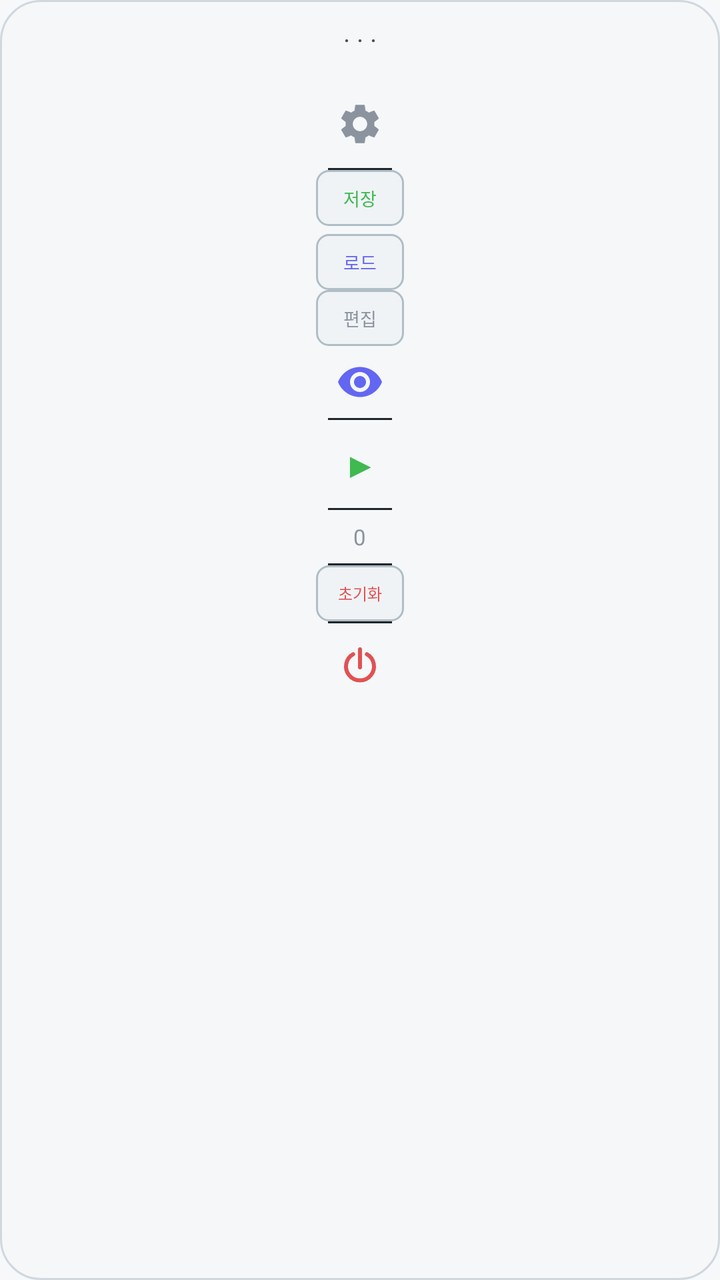
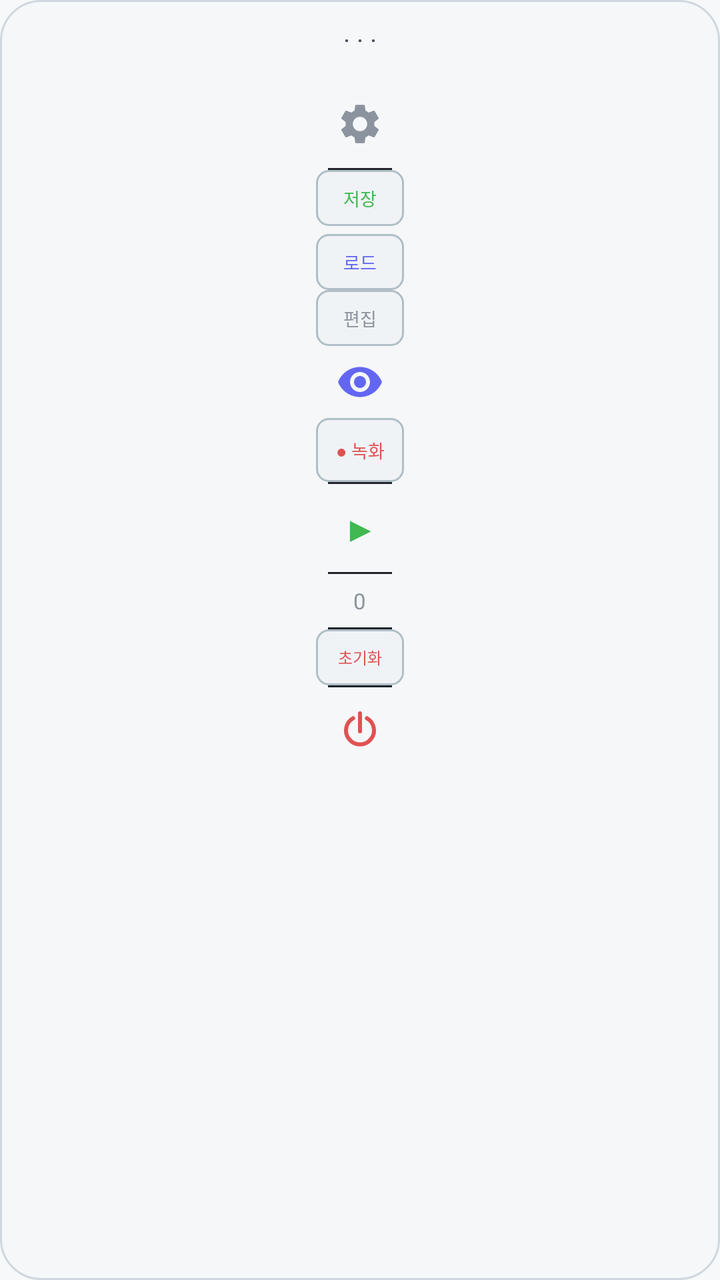

Compare the two renders of this Android layout. The source of the first and the diff that turns it into the second are given below.
<!-- AndroidManifest.xml: application theme Theme.AutoClicker -->
<!-- res/layout/overlay_control.xml -->
<?xml version="1.0" encoding="utf-8"?>
<LinearLayout xmlns:android="http://schemas.android.com/apk/res/android"
    android:layout_width="52dp"
    android:layout_height="wrap_content"
    android:orientation="vertical"
    android:background="@drawable/bg_overlay_panel"
    android:gravity="center_horizontal">

    
    <TextView
        android:id="@+id/overlayDragHandle"
        android:layout_width="match_parent"
        android:layout_height="40dp"
        android:gravity="center"
        android:text="· · ·"
        android:textColor="#484F58"
        android:textSize="13sp"
        android:paddingTop="8dp"
        android:paddingBottom="8dp" />

    
    <LinearLayout
        android:id="@+id/layoutCollapsibleTop"
        android:layout_width="match_parent"
        android:layout_height="wrap_content"
        android:orientation="vertical"
        android:gravity="center_horizontal">

        
        <ImageButton
            android:id="@+id/btnOverlaySettings"
            android:layout_width="44dp"
            android:layout_height="44dp"
            android:background="@android:color/transparent"
            android:src="@drawable/ic_settings"
            android:tint="#8B949E"
            android:contentDescription="설정" />

        <View
            android:layout_width="32dp"
            android:layout_height="1dp"
            android:background="#21262D" />

        
        <Button
            android:id="@+id/btnOverlaySaveProfile"
            android:layout_width="44dp"
            android:layout_height="28dp"
            android:text="저장"
            android:textSize="9sp"
            android:textColor="#3FB950"
            android:background="@drawable/bg_edit_mode_off"
            android:padding="0dp"
            android:stateListAnimator="@null" />

        
        <Button
            android:id="@+id/btnOverlayLoadProfile"
            android:layout_width="44dp"
            android:layout_height="28dp"
            android:text="로드"
            android:textSize="9sp"
            android:textColor="#6366F1"
            android:background="@drawable/bg_edit_mode_off"
            android:padding="0dp"
            android:layout_marginTop="4dp"
            android:stateListAnimator="@null" />

        
        <Button
            android:id="@+id/btnOverlayEditMode"
            android:layout_width="44dp"
            android:layout_height="28dp"
            android:text="편집"
            android:textSize="9sp"
            android:textColor="#8B949E"
            android:background="@drawable/bg_edit_mode_off"
            android:padding="0dp"
            android:stateListAnimator="@null" />

        
        <ImageButton
            android:id="@+id/btnOverlayToggleMarkers"
            android:layout_width="44dp"
            android:layout_height="36dp"
            android:background="@android:color/transparent"
            android:src="@drawable/ic_eye"
            android:tint="#6366F1"
            android:contentDescription="마커 숨기기/보이기" />

        
        <ImageButton
            android:id="@+id/btnOverlayAddPoint"
            android:layout_width="44dp"
            android:layout_height="44dp"
            android:background="@android:color/transparent"
            android:src="@drawable/ic_add"
            android:tint="#6366F1"
            android:contentDescription="포인트 추가"
            android:visibility="gone" />

        
        <ImageButton
            android:id="@+id/btnOverlayRemovePoint"
            android:layout_width="44dp"
            android:layout_height="44dp"
            android:background="@android:color/transparent"
            android:src="@drawable/ic_remove"
            android:tint="#8B949E"
            android:contentDescription="마지막 포인트 삭제"
            android:visibility="gone" />

        <View
            android:layout_width="32dp"
            android:layout_height="1dp"
            android:background="#21262D" />

    </LinearLayout>

    
    <LinearLayout
        android:id="@+id/layoutProfileQuick"
        android:layout_width="match_parent"
        android:layout_height="wrap_content"
        android:orientation="vertical"
        android:gravity="center_horizontal"
        android:paddingTop="4dp"
        android:paddingBottom="4dp"
        android:visibility="gone" />

    
    <Button
        android:id="@+id/btnOverlayToggle"
        android:layout_width="44dp"
        android:layout_height="44dp"
        android:text="▶"
        android:textSize="18sp"
        android:textColor="#3FB950"
        android:background="@android:color/transparent"
        android:padding="0dp"
        android:stateListAnimator="@null" />

    
    <LinearLayout
        android:id="@+id/layoutCollapsibleBottom"
        android:layout_width="match_parent"
        android:layout_height="wrap_content"
        android:orientation="vertical"
        android:gravity="center_horizontal">

        <View
            android:layout_width="32dp"
            android:layout_height="1dp"
            android:background="#21262D" />

        
        <TextView
            android:id="@+id/tvOverlayStatus"
            android:layout_width="wrap_content"
            android:layout_height="wrap_content"
            android:text="0"
            android:textColor="#8B949E"
            android:textSize="11sp"
            android:paddingTop="6dp"
            android:paddingBottom="6dp" />

        <View
            android:layout_width="32dp"
            android:layout_height="1dp"
            android:background="#21262D" />

        
        <Button
            android:id="@+id/btnOverlayReset"
            android:layout_width="44dp"
            android:layout_height="28dp"
            android:text="초기화"
            android:textSize="8sp"
            android:textColor="#E05252"
            android:background="@drawable/bg_edit_mode_off"
            android:padding="0dp"
            android:stateListAnimator="@null" />

        <View
            android:layout_width="32dp"
            android:layout_height="1dp"
            android:background="#21262D" />

    </LinearLayout>

    
    <LinearLayout
        android:id="@+id/layoutSimplePanel"
        android:layout_width="56dp"
        android:layout_height="wrap_content"
        android:orientation="vertical"
        android:gravity="center_horizontal"
        android:background="@drawable/bg_simple_overlay"
        android:elevation="6dp"
        android:paddingTop="4dp"
        android:paddingBottom="6dp"
        android:visibility="gone">

        <TextView
            android:id="@+id/tvSimpleHandle"
            android:layout_width="match_parent"
            android:layout_height="20dp"
            android:gravity="center"
            android:text="· · ·"
            android:textColor="@color/text_hint"
            android:textSize="11sp" />

        <TextView
            android:id="@+id/tvSimpleOverlayCount"
            android:layout_width="wrap_content"
            android:layout_height="wrap_content"
            android:text="0"
            android:textColor="@color/text_primary"
            android:textSize="14sp"
            android:textStyle="bold" />

        <TextView
            android:id="@+id/tvSimpleOverlayCountLabel"
            android:layout_width="wrap_content"
            android:layout_height="wrap_content"
            android:layout_marginBottom="4dp"
            android:text="@string/simple_overlay_count"
            android:textColor="@color/text_secondary"
            android:textSize="9sp" />

        <Button
            android:id="@+id/btnSimpleOverlayAdd"
            android:layout_width="42dp"
            android:layout_height="34dp"
            android:layout_marginBottom="6dp"
            android:background="@drawable/bg_simple_soft"
            android:padding="0dp"
            android:stateListAnimator="@null"
            android:text="+"
            android:textColor="@color/simple_accent"
            android:textSize="18sp"
            android:textStyle="bold" />

        <Button
            android:id="@+id/btnSimpleOverlayToggle"
            android:layout_width="42dp"
            android:layout_height="42dp"
            android:background="@drawable/bg_simple_circle_stop"
            android:padding="0dp"
            android:stateListAnimator="@null"
            android:text="■"
            android:textColor="@color/simple_on_accent"
            android:textSize="14sp" />

        <TextView
            android:id="@+id/tvSimpleOverlayLabel"
            android:layout_width="wrap_content"
            android:layout_height="wrap_content"
            android:layout_marginTop="3dp"
            android:text="@string/simple_overlay_stop"
            android:textColor="@color/simple_danger"
            android:textSize="10sp"
            android:textStyle="bold" />

        <View
            android:id="@+id/dividerSimpleOverlay"
            android:layout_width="28dp"
            android:layout_height="1dp"
            android:layout_marginTop="6dp"
            android:background="@color/simple_outline" />

        <TextView
            android:id="@+id/btnSimpleOverlayClose"
            android:layout_width="match_parent"
            android:layout_height="26dp"
            android:gravity="center"
            android:text="@string/simple_overlay_close_short"
            android:textColor="@color/text_secondary"
            android:textSize="10sp" />

    </LinearLayout>

    
    <ImageButton
        android:id="@+id/btnOverlayPower"
        android:layout_width="44dp"
        android:layout_height="44dp"
        android:background="@android:color/transparent"
        android:src="@drawable/ic_power"
        android:tint="#E05252"
        android:contentDescription="앱 종료" />

</LinearLayout>
<!-- resources referenced by this layout -->
<resources>
  <color name="simple_accent">#4338CA</color>
  <color name="simple_danger">#E11D48</color>
  <color name="simple_on_accent">#FFFFFF</color>
  <color name="simple_outline">#E4E7EC</color>
  <color name="text_hint">#8C959F</color>
  <color name="text_primary">#1F2328</color>
  <color name="text_secondary">#57606A</color>
  <!-- drawable bg_edit_mode_off (drawable) -->
  <?xml version="1.0" encoding="utf-8"?>
  <shape xmlns:android="http://schemas.android.com/apk/res/android"
      android:shape="rectangle">
      <solid android:color="@color/edit_mode_off_bg" />
      <corners android:radius="6dp" />
      <stroke android:width="1dp" android:color="@color/edit_mode_off_stroke" />
  </shape>
  <!-- drawable bg_overlay_panel (drawable) -->
  <?xml version="1.0" encoding="utf-8"?>
  <shape xmlns:android="http://schemas.android.com/apk/res/android"
      android:shape="rectangle">
      <solid android:color="@color/surface_panel" />
      <corners android:radius="20dp" />
      <stroke android:width="1dp" android:color="@color/divider" />
  </shape>
  <!-- drawable bg_simple_circle_stop (drawable) -->
  <?xml version="1.0" encoding="utf-8"?>
  <shape xmlns:android="http://schemas.android.com/apk/res/android" android:shape="oval">
      <solid android:color="@color/simple_danger" />
  </shape>
  <!-- drawable bg_simple_overlay (drawable) -->
  <?xml version="1.0" encoding="utf-8"?>
  <shape xmlns:android="http://schemas.android.com/apk/res/android" android:shape="rectangle">
      <solid android:color="@color/simple_field" />
      <corners android:radius="26dp" />
  </shape>
  <!-- drawable bg_simple_soft (drawable) -->
  <?xml version="1.0" encoding="utf-8"?>
  <shape xmlns:android="http://schemas.android.com/apk/res/android" android:shape="rectangle">
      <solid android:color="@color/simple_accent_soft" />
      <corners android:radius="14dp" />
  </shape>
  <!-- drawable ic_add (drawable) -->
  <?xml version="1.0" encoding="utf-8"?>
  <vector xmlns:android="http://schemas.android.com/apk/res/android"
      android:width="24dp"
      android:height="24dp"
      android:viewportWidth="24"
      android:viewportHeight="24">
      <path
          android:fillColor="#FFFFFF"
          android:pathData="M19,13h-6v6h-2v-6H5v-2h6V5h2v6h6v2z" />
  </vector>
  <!-- drawable ic_eye (drawable) -->
  <?xml version="1.0" encoding="utf-8"?>
  <vector xmlns:android="http://schemas.android.com/apk/res/android"
      android:width="24dp"
      android:height="24dp"
      android:viewportWidth="24"
      android:viewportHeight="24">
      <path
          android:fillColor="#FFFFFF"
          android:pathData="M12,4.5C7,4.5 2.73,7.61 1,12c1.73,4.39 6,7.5 11,7.5s9.27,-3.11 11,-7.5C21.27,7.61 17,4.5 12,4.5zM12,17c-2.76,0 -5,-2.24 -5,-5s2.24,-5 5,-5 5,2.24 5,5 -2.24,5 -5,5zM12,9c-1.66,0 -3,1.34 -3,3s1.34,3 3,3 3,-1.34 3,-3 -1.34,-3 -3,-3z" />
  </vector>
  <!-- drawable ic_remove (drawable) -->
  <?xml version="1.0" encoding="utf-8"?>
  <vector xmlns:android="http://schemas.android.com/apk/res/android"
      android:width="24dp"
      android:height="24dp"
      android:viewportWidth="24"
      android:viewportHeight="24">
      <path
          android:fillColor="#FFFFFF"
          android:pathData="M19,13H5v-2h14v2z" />
  </vector>
  <string name="simple_overlay_close_short">✕ 닫기</string>
  <string name="simple_overlay_count">번 누름</string>
  <string name="simple_overlay_stop">멈추기</string>
  <color name="edit_mode_off_bg">#22D0D7DE</color>
  <color name="edit_mode_off_stroke">#B0BEC5</color>
  <color name="surface_panel">#E6F6F8FA</color>
  <color name="divider">#D0D7DE</color>
  <color name="simple_field">#FFFFFF</color>
  <color name="simple_accent_soft">#EEF0FB</color>
  <color name="primary">#6366F1</color>
  <color name="primary_dark">#4F46E5</color>
  <color name="white">#FFFFFFFF</color>
  <color name="surface">#FFFFFF</color>
  <color name="bg_dark">#F6F8FA</color>
  <!-- unchanged entries left out for length: 3 -->
</resources>

<!-- the commit's change to res/layout/overlay_control.xml (unified diff, before → after) -->
@@ -100,6 +100,17 @@
             android:visibility="gone" />
 
         
+        <Button
+            android:id="@+id/btnOverlayRecord"
+            android:layout_width="44dp"
+            android:layout_height="32dp"
+            android:background="@drawable/bg_edit_mode_off"
+            android:padding="0dp"
+            android:stateListAnimator="@null"
+            android:text="● 녹화"
+            android:textColor="#E05252"
+            android:textSize="9sp" />
+
         <ImageButton
             android:id="@+id/btnOverlayRemovePoint"
             android:layout_width="44dp"
@@ -229,6 +240,18 @@
             android:textSize="9sp" />
 
         <Button
+            android:id="@+id/btnSimpleOverlayRecord"
+            android:layout_width="42dp"
+            android:layout_height="34dp"
+            android:layout_marginBottom="6dp"
+            android:background="@drawable/bg_simple_soft"
+            android:padding="0dp"
+            android:stateListAnimator="@null"
+            android:text="●"
+            android:textColor="@color/simple_danger"
+            android:textSize="14sp" />
+
+        <Button
             android:id="@+id/btnSimpleOverlayAdd"
             android:layout_width="42dp"
             android:layout_height="34dp"
